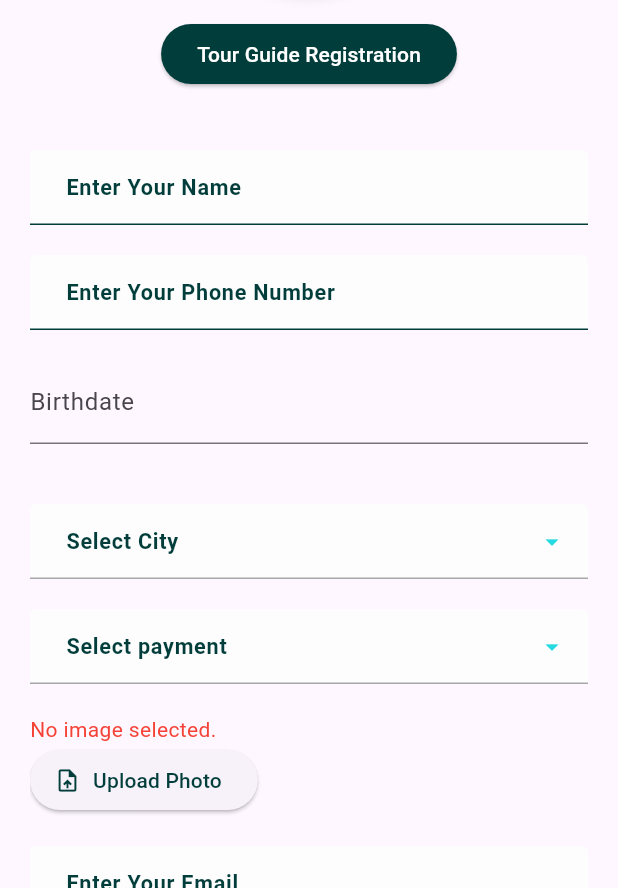
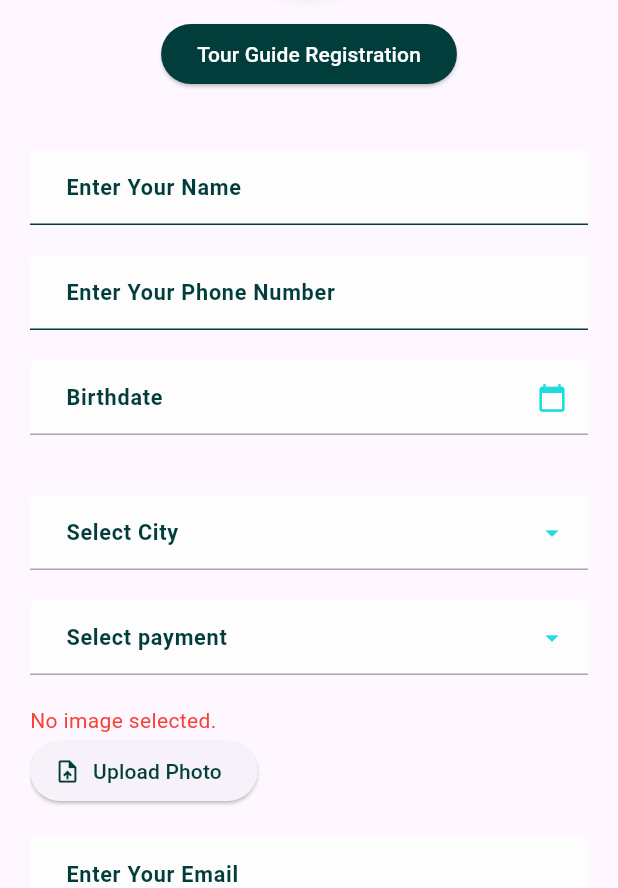
Before and after one commit to omniasalem2002/egypt_tour, a Flutter app: the screen it shows after launch, after a tap on "SKIP", after a tap on "START", after a tap on "Tour Guide Registration", on a phone screen of 412 x 824 dp, the part 348-1236 px from its top. Run offline on Flutter 3.47's test engine with Material 3 defaults, Android fonts, the phone set to English and light mode, and no system bars; our stand-ins replace carousel_slider, cloud_firestore, firebase_core, firebase_storage, flutter_bloc, flutter_rating_bar and 3 more; accounts and stored records are empty; Roboto replaces fonts that are missing (Montserrat); project files that could hold a hidden picture were left out.

```diff
--- a/lib/Screens/login_view.dart
+++ b/lib/Screens/login_view.dart
@@ -3,6 +3,7 @@ import 'dart:io';
 import 'package:flutter/material.dart';
 import 'package:flutter_bloc/flutter_bloc.dart';
 import 'package:guru/core/component/custom_text_form_field.dart';
+import 'package:guru/core/component/form_for_tourist.dart';
 import 'package:guru/core/component/show_list_cities_dialog.dart';
 import 'package:guru/core/component/show_list_payment_dialog.dart';
 import 'package:guru/core/utils/colors_app.dart';
@@ -163,7 +164,7 @@ class _LoginViewState extends State<LoginView> {
                                 return Dialog(
                                   child: Container(
                                     padding: EdgeInsets.all(20),
-                                    child: Row(
+                                    child: const Row(
                                       mainAxisSize: MainAxisSize.min,
                                       children: [
                                         CircularProgressIndicator(),
@@ -181,7 +182,7 @@ class _LoginViewState extends State<LoginView> {
 
                             // Show a success message
                             ScaffoldMessenger.of(context).showSnackBar(
-                              SnackBar(
+                             const SnackBar(
                                   content:
                                       Text('Form submitted successfully!')),
                             );
@@ -249,16 +250,29 @@ class _LoginViewState extends State<LoginView> {
                                 },
                               ),
                               const SizedBox(height: 20),
-                              TextFormField(
-                                onTap: _presentDatePicker,
-                                controller: context
-                                    .read<TourGuideCubit>()
-                                    .birthDateController,
-                                decoration: const InputDecoration(
-                                  labelText: 'Birthdate',
-                                  fillColor: ColorsApp.primaryColor,
+                              CustomTextFormField(
+                                controller: context.read<TourGuideCubit>().birthDateController,
+                                hintText: 'Birthdate',
+                                isEnabled: false,
+                                enabledBorder: OutlineInputBorder(
+                                  borderSide: const BorderSide(
+                                    color: ColorsApp.primaryColor,
+                                    width: 1.3,
+                                  ),
+                                  borderRadius: BorderRadius.circular(16.0),
                                 ),
-                                readOnly: true,
+                                suffixIcon: const Icon(
+                                  Icons.calendar_today,
+                                  size: 20,
+                                  color: ColorsApp.primaryColor,
+                                ),
+                                function: _presentDatePicker, // You can keep this empty or provide a dummy function
+                                validator: (value) {
+                                  if (value == null || value.isEmpty) {
+                                    return 'Please enter your birthdate';
+                                  }
+                                  return null;
+                                },
                               ),
                               const SizedBox(height: 20),
                               /*    DropdownButtonFormField<String>(
@@ -371,7 +385,7 @@ class _LoginViewState extends State<LoginView> {
                               context.read<TourGuideCubit>().image != null
                                   ? Image.file(
                                       context.read<TourGuideCubit>().image!)
-                                  : Text('No image selected.',
+                                  :const Text('No image selected.',
                                       style: TextStyle(color: Colors.red)),
                               ElevatedButton.icon(
                                 icon: const Icon(
@@ -476,99 +490,7 @@ class _LoginViewState extends State<LoginView> {
                         ),
                       ),
                     if (_selectedUserType == " Tourist  ")
-                      Form(
-                        //formKey
-                        child: Column(
-                          mainAxisAlignment: MainAxisAlignment.start,
-                          crossAxisAlignment: CrossAxisAlignment.start,
-                          children: [
-                            const SizedBox(height: 20),
-                            Container(
-                              width: double
-                                  .infinity, // This makes the container take up the full width
-                              child: Align(
-                                alignment: Alignment
-                                    .centerLeft, // Align the text to the start of the container
-                                child: Text(
-                                  "Register As Tourist",
-                                  style: Styles.font18LightGreyBold(context),
-                                  textAlign: TextAlign
-                                      .left, // Align text inside the Text widget to the left
-                                ),
-                              ),
-                            ),
-                            const SizedBox(height: 20),
-                            CustomTextFormField(
-                              hintText: "Enter Your Name",
-                              validator: (value) {
-                                if (value == null || value.isEmpty) {
-                                  return 'Please enter your name';
-                                }
-                                if (value.length < 3) {
-                                  return 'Name must be at least 3 characters long';
-                                }
-                                return null;
-                              },
-                            ),
-                            const SizedBox(height: 20),
-                            CustomTextFormField(
-                              hintText: "Enter Your Phone Number",
-                              validator: (value) {
-                                if (value == null || value.isEmpty) {
-                                  return 'Please enter your phone number';
-                                }
-                                if (value.length != 10) {
-                                  // Adjust length as per your requirement
-                                  return 'Phone number must be exactly 10 digits';
-                                }
-                                if (!RegExp(r'^[0-9]+$').hasMatch(value)) {
-                                  return 'Phone number must contain only digits';
-                                }
-                                return null;
-                              },
-                            ),
-                            const SizedBox(height: 20),
-                            CustomTextFormField(
-                              hintText: "Enter your Country",
-                              validator: (value) {
-                                if (value == null || value.isEmpty) {
-                                  return 'Please enter your Country';
-                                }
-                                if (value.length < 3) {
-                                  return 'Country must be at least 3 characters long';
-                                }
-                                return null;
-                              },
-                            ),
-                            const SizedBox(height: 20),
-                            CustomTextFormField(
-                              hintText: "Enter Places Want To Visit In Egypt",
-                              validator: (value) {
-                                if (value == null || value.isEmpty) {
-                                  return 'Please enter Places Want To Visit In Egypt';
-                                }
-                                if (value.length < 3) {
-                                  return 'Places must be at least 3 characters long';
-                                }
-                                return null;
-                              },
-                            ),
-                            const SizedBox(height: 20),
-                            Padding(
-                              padding: const EdgeInsets.all(3),
-                              child: AppTextButton(
-                                buttonText: 'Create',
-                                textStyle:
-                                    Styles.font14LightGreyRegular(context),
-                                backgroundColor: ColorsApp.darkPrimary,
-                                onPressed: () {
-                                  //validateThenDoAddDepartment(context);
-                                },
-                              ),
-                            ),
-                          ],
-                        ),
-                      ),
+                     const FormForTourist()
                   ],
                 )
               ],
--- a/lib/core/component/custom_guide.dart
+++ b/lib/core/component/custom_guide.dart
@@ -16,7 +16,7 @@ class CustomGuide extends StatelessWidget {
           context,
           MaterialPageRoute(
             builder: (context) {
-              return const TourGuideDetail();
+              return TourGuideDetail(tourGuide: tourGuide,);
             },
           ),
         );
--- a/lib/core/component/custom_text_form_field.dart
+++ b/lib/core/component/custom_text_form_field.dart
@@ -20,6 +20,7 @@ class CustomTextFormField extends StatelessWidget {
   final TextInputType? keyboardType;
   final bool? readOnly;
   final int? maxLines;
+
 
 
   const CustomTextFormField({
@@ -92,6 +93,7 @@ class CustomTextFormField extends StatelessWidget {
         validator: (value) {
           return validator(value);
         },
+
       ),
     );
   }
```
Also changed, not shown: lib/Screens/country_city_selection.dart (+25 -3 lines), lib/Screens/tour_guides.dart (+3 -5 lines), lib/Screens/tourguide_details.dart (+29 -15 lines), lib/core/component/form_for_tourist.dart (added, +104 -0 lines), lib/core/component/show_list_cities_dialog.dart (+1 -8 lines), lib/core/component/show_list_payment_dialog.dart (+1 -8 lines).
